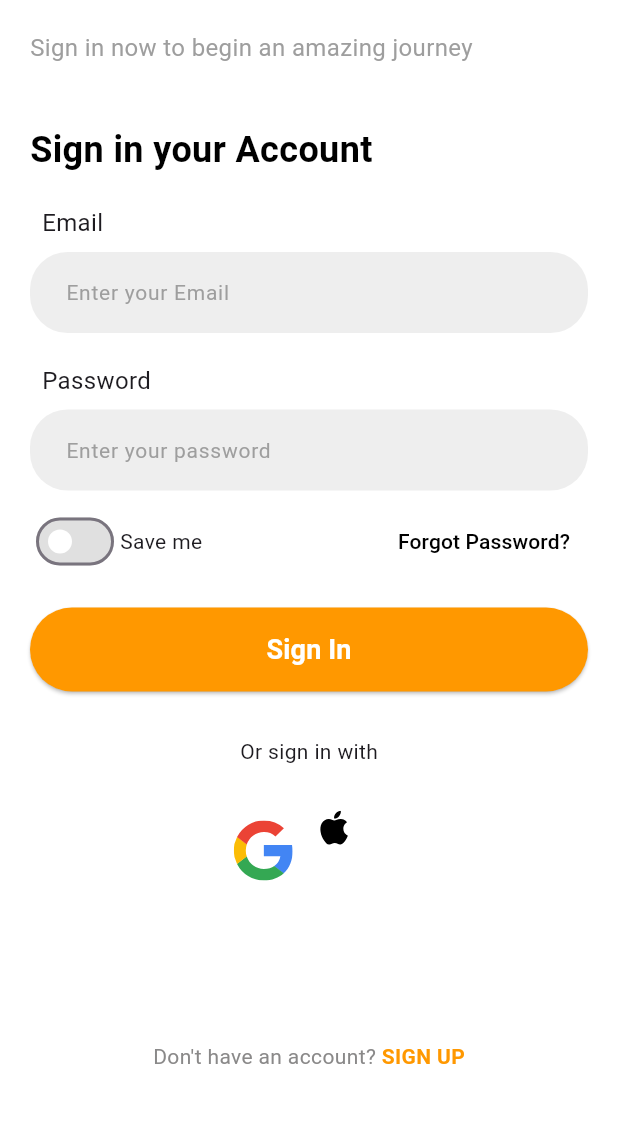
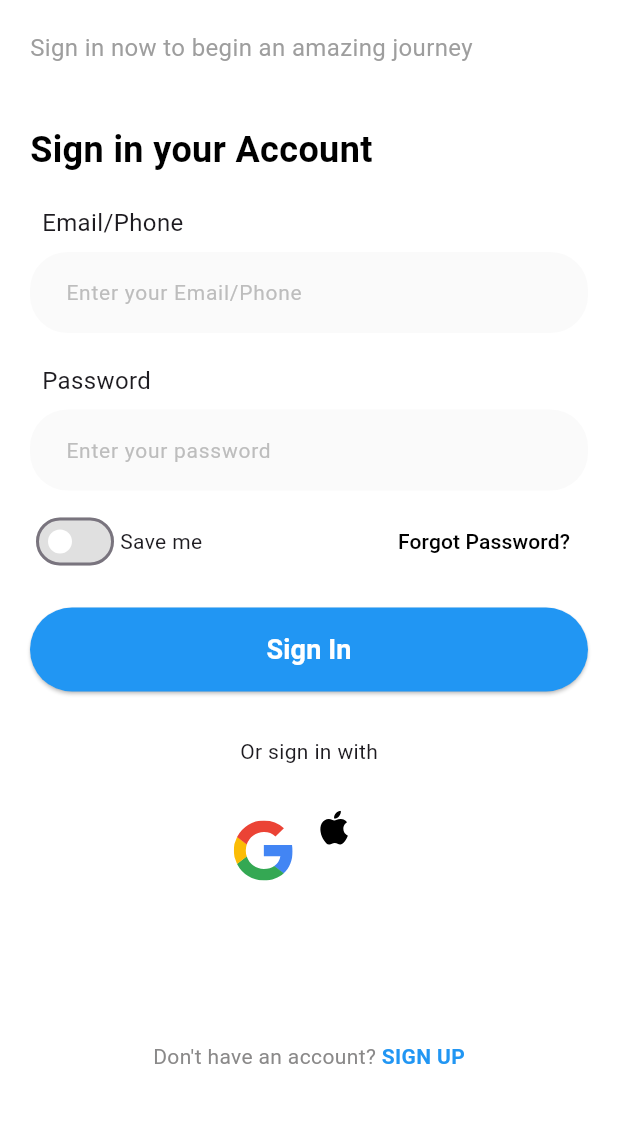
Before and after one commit to shebin-k-s/events, a Flutter app: the LoginScreen screen opened directly, on a phone screen of 412 x 824 dp, the part 84-1207 px from its top. Run offline on Flutter 3.47's test engine with Material 3 defaults, Android fonts, the phone set to English and light mode, and no system bars; our stand-ins replace bloc, cookie_jar, dio, dio_cookie_manager, flutter_bloc, flutter_svg and 4 more; accounts and stored records are empty.

Commit message:
Some design changes in authentication screens and completed their working according to new api

```diff
--- a/lib/application/authentication/auth_event.dart
+++ b/lib/application/authentication/auth_event.dart
@@ -13,6 +13,18 @@ class LoginEvent extends AuthEvent {
   });
 }
 
+// class SignupEvent extends AuthEvent {
+//   final String countryCode;
+//   final String email;
+//   final String password;
+
+//   SignupEvent({
+//     required this.countryCode,
+//     required this.email,
+//     required this.password,
+//   });
+// }
+
 class StudentSignupEvent extends AuthEvent {
   final Student student;
 
@@ -26,9 +38,15 @@ class EmployeeSignupEvent extends AuthEvent {
 }
 
 class OtherSignupEvent extends AuthEvent {
-  final User other;
+  final String countryCode;
+  final String email;
+  final String password;
 
-  OtherSignupEvent({required this.other});
+  OtherSignupEvent({
+    required this.countryCode,
+    required this.email,
+    required this.password,
+  });
 }
 
 class OtpVerificationEvent extends AuthEvent {
@@ -40,3 +58,14 @@ class OtpVerificationEvent extends AuthEvent {
     required this.otp,
   });
 }
+
+
+class GoogleAuthEvent extends AuthEvent {
+  final String contactNo;
+  final String otp;
+
+  GoogleAuthEvent({
+    required this.contactNo,
+    required this.otp,
+  });
+}
--- a/lib/core/constants/api_endpoints.dart
+++ b/lib/core/constants/api_endpoints.dart
@@ -4,4 +4,5 @@ class ApiEndpoints {
   static const String signUp = "/customer/signup";
   static const String profile = "/customer/user-profile";
   static const String updateProfile = "/customer/update-profile";
+  static const String verifyOtp = "/customer/validate-otp";
 }
--- a/lib/core/constants/constants.dart
+++ b/lib/core/constants/constants.dart
@@ -3,7 +3,7 @@ import 'package:flutter/material.dart';
 
 const kTextFieldHeight = SizedBox(height: 20);
 
-const String baseUrl = "http://192.168.42.24:8080";
+const String baseUrl = "http://192.168.29.101:8080";
 
 final List<Map> profileItems = [
   {
--- a/lib/main.dart
+++ b/lib/main.dart
@@ -1,7 +1,7 @@
 import 'package:events/application/authentication/auth_bloc.dart';
 import 'package:events/application/profile/profile_bloc.dart';
 import 'package:events/screens/authentication/new_design/login_screen.dart';
-
+import 'package:events/screens/authentication/otp_verification_screen.dart';
 
 import 'package:flutter/material.dart';
 import 'package:flutter_bloc/flutter_bloc.dart';
@@ -28,10 +28,10 @@ class MyApp extends StatelessWidget {
         debugShowCheckedModeBanner: false,
         theme: ThemeData(primaryColor: Colors.white),
 
-        // home: OtpVerificationScreen(),
+        home: OtpVerificationScreen(contact: ""),
         // home: ProfileScreen(),
 
-        home: LoginScreen()
+        // home: LoginScreen(),
       ),
     );
   }
--- a/lib/screens/authentication/new_design/login_screen.dart
+++ b/lib/screens/authentication/new_design/login_screen.dart
@@ -1,6 +1,10 @@
+import 'dart:developer';
+
 import 'package:events/application/authentication/auth_bloc.dart';
 import 'package:events/core/constants/constants.dart';
+import 'package:events/screens/authentication/auth_webview.dart';
 import 'package:events/screens/authentication/new_design/signup_screen.dart';
+import 'package:events/screens/profile/profile_screen.dart';
 import 'package:events/screens/widgets/custom_formfield.dart';
 import 'package:events/screens/widgets/social_media_icons.dart';
 import 'package:flutter/material.dart';
@@ -16,9 +20,29 @@ class LoginScreen extends StatelessWidget {
 
   final _formkey = GlobalKey<FormState>();
 
+
+
   @override
   Widget build(BuildContext context) {
-    return Scaffold(
+    return BlocListener<AuthBloc, AuthState>(
+      listenWhen: (previous, current) => current is AuthActionState,
+      listener: (context, state) {
+        log('login listen buid');
+        if (state is LoginSuccess) {
+          Navigator.of(context).pushReplacement(
+            MaterialPageRoute(
+              builder: (ctx) => ProfileScreen(),
+            ),
+          );
+        } else if (state is LoginFailure) {
+          ScaffoldMessenger.of(context).showSnackBar(
+            SnackBar(
+              content: Text(state.error),
+            ),
+          );
+        }
+      },
+      child: Scaffold(
         appBar: AppBar(
           title: const Text(
             'Sign In',
@@ -61,8 +85,8 @@ class LoginScreen extends StatelessWidget {
                       ),
                       kTextFieldHeight,
                       CustomFormField(
-                      label: 'Email',
-                      hintText: 'Enter your Email',
+                        label: 'Email/Phone',
+                        hintText: 'Enter your Email/Phone',
                         controller: emailController,
                       ),
                       kTextFieldHeight,
@@ -72,7 +96,6 @@ class LoginScreen extends StatelessWidget {
                         controller: passwordController,
                         hide: true,
                       ),
-
                       const SizedBox(height: 10),
                       Row(
                         mainAxisAlignment: MainAxisAlignment.spaceBetween,
@@ -89,7 +112,7 @@ class LoginScreen extends StatelessWidget {
                                       activeColor: Colors.white,
                                       inactiveThumbColor: Colors.white,
                                       inactiveTrackColor: Colors.grey[300],
-                                    activeTrackColor: Colors.orange,
+                                      activeTrackColor: Colors.blue,
                                     );
                                   }),
                               const Text('Save me'),
@@ -111,7 +134,7 @@ class LoginScreen extends StatelessWidget {
                         onPressed: () => _submitForm(context),
                         style: ElevatedButton.styleFrom(
                           padding: const EdgeInsets.symmetric(vertical: 15),
-                        backgroundColor: Colors.orange,
+                          backgroundColor: Colors.blue,
                           shape: RoundedRectangleBorder(
                             borderRadius: BorderRadius.circular(30),
                           ),
@@ -137,8 +160,8 @@ class LoginScreen extends StatelessWidget {
                       const SizedBox(height: 20),
                       const Spacer(),
                       GestureDetector(
-                      onTap: () => Navigator.of(context)
-                          .push(MaterialPageRoute(
+                        onTap: () =>
+                            Navigator.of(context).push(MaterialPageRoute(
                           builder: (ctx) => SignupScreen(),
                         )),
                         child: const Row(
@@ -154,7 +177,7 @@ class LoginScreen extends StatelessWidget {
                             Text(
                               "SIGN UP",
                               style: TextStyle(
-                              color: Colors.orange,
+                                color: Colors.blue,
                                 fontSize: 14,
                                 fontWeight: FontWeight.bold,
                               ),
@@ -162,8 +185,11 @@ class LoginScreen extends StatelessWidget {
                           ],
                         ),
                       ),
-                    const SizedBox(height: 10,)
+                      const SizedBox(
+                        height: 10,
+                      )
                     ],
+                  ),
                 ),
               ),
             ),
@@ -184,4 +210,5 @@ class LoginScreen extends StatelessWidget {
           );
     }
   }
+
 }
--- a/lib/screens/authentication/otp_verification_screen.dart
+++ b/lib/screens/authentication/otp_verification_screen.dart
@@ -10,9 +10,10 @@ import 'package:flutter_bloc/flutter_bloc.dart';
 import 'package:pin_code_fields/pin_code_fields.dart';
 
 class OtpVerificationScreen extends StatelessWidget {
-  OtpVerificationScreen({super.key});
+  OtpVerificationScreen({super.key, required this.contact});
 
   final _formkey = GlobalKey<FormState>();
+  final String contact;
   String otp = "";
 
   @override
@@ -125,7 +126,7 @@ class OtpVerificationScreen extends StatelessWidget {
       print("form is valid");
       context.read<AuthBloc>().add(
             OtpVerificationEvent(
-              contactNo: "",
+              contactNo: contact,
               otp: otp,
             ),
           );
--- a/lib/screens/widgets/custom_formfield.dart
+++ b/lib/screens/widgets/custom_formfield.dart
@@ -1,4 +1,3 @@
-
 import 'package:flutter/material.dart';
 
 class CustomFormField extends StatelessWidget {
@@ -30,17 +29,11 @@ class CustomFormField extends StatelessWidget {
         TextField(
           controller: controller,
           obscureText: hide,
-
-
           decoration: InputDecoration(
             hintText: hintText,
-            hintStyle: const TextStyle(
-              fontSize: 14,
-              color: Colors.grey
-            ),
-            fillColor: Colors.grey[200],
+            hintStyle: TextStyle(fontSize: 14, color: Colors.grey[400]),
+            fillColor: Colors.grey[50],
             filled: true,
-
             border: OutlineInputBorder(
               borderSide: BorderSide.none,
               borderRadius: BorderRadius.circular(25.0),
--- a/pubspec.yaml
+++ b/pubspec.yaml
@@ -41,6 +41,7 @@ dependencies:
   loading_animation_widget: ^1.2.1
   pin_code_fields: ^8.0.1
   shared_preferences: ^2.3.2
+  webview_flutter: ^4.10.0
 
 dev_dependencies:
   build_runner: ^2.4.12
```
Also changed, not shown: lib/application/authentication/auth_bloc.dart (+62 -29 lines), lib/application/authentication/auth_state.dart (+10 -0 lines), lib/screens/authentication/auth_webview.dart (added, +83 -0 lines), lib/screens/authentication/new_design/signup_screen.dart (+37 -12 lines), lib/screens/authentication/signup_screen2.dart (+26 -22 lines), lib/screens/widgets/social_media_icons.dart (+36 -8 lines), pubspec.lock, 1 other file. Lines whose indentation alone changed are shown as unchanged.
